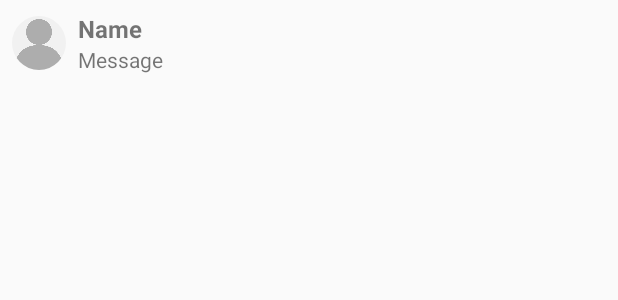
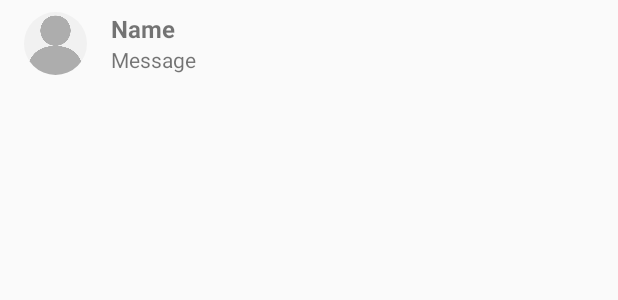
Before and after one commit to NickvanDyke/Whos-Down-Android, an Android app: the layout holder_peep.xml on its own in the app's theme, with its tools: preview values and no code run, on a phone screen of 412 x 824 dp. Shown: the top 300 px of the screen. Run offline under Robolectric (Android 15) with nearby library versions, the phone set to English and light mode, and no system bars.

```diff
--- a/app/src/main/java/com/vandyke/whosdown/ui/contacts/ContactAdapter.kt
+++ b/app/src/main/java/com/vandyke/whosdown/ui/contacts/ContactAdapter.kt
@@ -1,6 +1,7 @@
 package com.vandyke.whosdown.ui.contacts
 
 import android.database.Cursor
+import android.net.Uri
 import android.provider.ContactsContract
 import android.support.v7.widget.RecyclerView
 import android.view.LayoutInflater
@@ -27,6 +28,11 @@ class ContactAdapter(val cursor: Cursor) : RecyclerView.Adapter<ContactHolder>()
         holder.name.text = cursor.getString(nameCol)
         val number = cursor.getString(numberCol).toLocalizedE164(holder.itemView.context)
         holder.number = number
+        val imageUriString = cursor.getString(uriCol)
+        if (imageUriString != null)
+            holder.pic.setImageURI(Uri.parse(imageUriString))
+        else
+            holder.pic.setImageResource(R.drawable.person_placeholder)
     }
 
     override fun getItemCount(): Int {
--- a/app/src/main/java/com/vandyke/whosdown/ui/contacts/ContactsActivity.kt
+++ b/app/src/main/java/com/vandyke/whosdown/ui/contacts/ContactsActivity.kt
@@ -4,8 +4,6 @@ import android.app.Activity
 import android.content.CursorLoader
 import android.os.Bundle
 import android.provider.ContactsContract
-import android.support.v7.widget.DividerItemDecoration
-import android.support.v7.widget.LinearLayoutManager
 import com.vandyke.whosdown.R
 import kotlinx.android.synthetic.main.activity_contacts.*
 
@@ -17,8 +15,6 @@ class ContactsActivity : Activity() {
 
         actionBar.title = "Contacts"
 
-        blockingList.addItemDecoration(DividerItemDecoration(blockingList.context, (blockingList.layoutManager as LinearLayoutManager).orientation))
-
         val cursorLoader = CursorLoader(this,
                 ContactsContract.CommonDataKinds.Phone.CONTENT_URI,
                 arrayOf(ContactsContract.Contacts.DISPLAY_NAME_PRIMARY,
@@ -28,6 +24,6 @@ class ContactsActivity : Activity() {
                 null,
                 ContactsContract.Contacts.DISPLAY_NAME_PRIMARY)
 
-        blockingList.adapter = ContactAdapter(cursorLoader.loadInBackground())
+        contactsList.adapter = ContactAdapter(cursorLoader.loadInBackground())
     }
 }
--- a/app/src/main/java/com/vandyke/whosdown/ui/main/view/MainActivity.kt
+++ b/app/src/main/java/com/vandyke/whosdown/ui/main/view/MainActivity.kt
@@ -11,8 +11,6 @@ import android.databinding.ObservableBoolean
 import android.os.Bundle
 import android.support.constraint.ConstraintLayout
 import android.support.v4.content.ContextCompat
-import android.support.v7.widget.DividerItemDecoration
-import android.support.v7.widget.LinearLayoutManager
 import android.view.MenuItem
 import android.view.View
 import android.view.animation.AlphaAnimation
@@ -102,7 +100,7 @@ class MainActivity : Activity(), PopupMenu.OnMenuItemClickListener {
         }
 
         /* set peeps list stuff */
-        peepsList.addItemDecoration(DividerItemDecoration(peepsList.context, (peepsList.layoutManager as LinearLayoutManager).orientation))
+//        peepsList.addItemDecoration(DividerItemDecoration(peepsList.context, (peepsList.layoutManager as LinearLayoutManager).orientation))
         peepsList.adapter = PeepsAdapter(viewModel)
 
         /* set swipe refresh for peeps list color and function */
--- a/app/src/main/res/layout/activity_contacts.xml
+++ b/app/src/main/res/layout/activity_contacts.xml
@@ -2,7 +2,7 @@
 <android.support.v7.widget.RecyclerView
     android:orientation="vertical"
     app:layoutManager="android.support.v7.widget.LinearLayoutManager"
-    android:id="@+id/blockingList"
+    android:id="@+id/contactsList"
     android:scrollbars="vertical"
     xmlns:android="http://schemas.android.com/apk/res/android"
     xmlns:tools="http://schemas.android.com/tools"
--- a/app/src/main/res/layout/holder_peep.xml
+++ b/app/src/main/res/layout/holder_peep.xml
@@ -13,8 +13,9 @@
         android:layout_width="wrap_content"
         android:layout_height="wrap_content"
         android:id="@+id/peepName"
-        android:layout_marginStart="8dp"
+        android:layout_marginStart="16dp"
         app:layout_constraintTop_toTopOf="parent"
+        app:layout_constraintBottom_toTopOf="@+id/peepMessage"
         android:layout_marginTop="8dp"
         app:layout_constraintLeft_toRightOf="@+id/peepPic"
         android:textStyle="bold"
@@ -31,20 +32,22 @@
         app:layout_constraintLeft_toLeftOf="@+id/peepName"
         app:layout_constraintBottom_toBottomOf="parent"
         android:layout_marginBottom="8dp"
-        app:layout_constraintVertical_bias="0.0"
+        app:layout_constraintVertical_bias="0.5"
         android:layout_marginEnd="8dp"
         app:layout_constraintRight_toRightOf="parent"
         app:layout_constraintHorizontal_bias="0.0"/>
 
     <de.hdodenhof.circleimageview.CircleImageView
-        android:layout_width="36dp"
-        android:layout_height="36dp"
+        android:layout_width="42dp"
+        android:layout_height="42dp"
         android:src="@drawable/person_placeholder"
         android:id="@+id/peepPic"
-        android:layout_marginStart="8dp"
+        android:layout_marginStart="16dp"
         app:layout_constraintLeft_toLeftOf="parent"
         app:layout_constraintBottom_toBottomOf="parent"
-        android:layout_marginBottom="8dp"
+        android:layout_marginBottom="4dp"
         app:layout_constraintTop_toTopOf="parent"
-        android:layout_marginTop="8dp"/>
+        android:layout_marginTop="4dp"
+        app:layout_constraintVertical_bias="0.5"
+        android:layout_marginLeft="16dp"/>
 </android.support.constraint.ConstraintLayout>
```
Also changed, not shown: app/src/main/res/layout/holder_contact.xml (+8 -7 lines).
